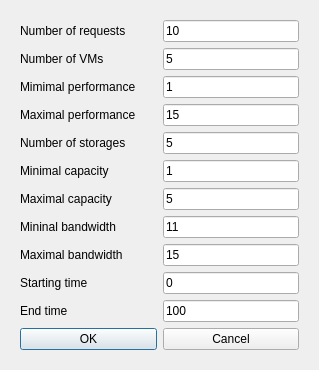
First picture: the form in DCGUI/Windows/RandomDemandDialog.ui, repository DanielZorin/DataCenters, before the edit.
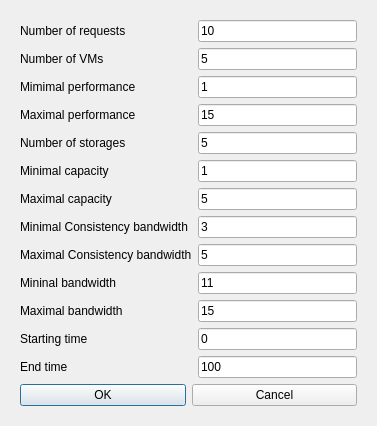
Second picture: the form after the edit.

```diff
--- a/DCGUI/Windows/RandomDemandDialog.ui
+++ b/DCGUI/Windows/RandomDemandDialog.ui
@@ -6,8 +6,8 @@
    <rect>
     <x>0</x>
     <y>0</y>
-    <width>319</width>
-    <height>353</height>
+    <width>377</width>
+    <height>405</height>
    </rect>
   </property>
   <property name="sizePolicy">
@@ -136,6 +136,20 @@
               </property>
              </widget>
             </item>
+            <item>
+             <widget class="QLabel" name="label_13">
+              <property name="text">
+               <string>Minimal Consistency bandwidth</string>
+              </property>
+             </widget>
+            </item>
+            <item>
+             <widget class="QLabel" name="label_12">
+              <property name="text">
+               <string>Maximal Consistency bandwidth</string>
+              </property>
+             </widget>
+            </item>
             <item>
              <widget class="QLabel" name="label_9">
               <property name="text">
@@ -220,6 +234,20 @@
               </property>
              </widget>
             </item>
+            <item>
+             <widget class="QLineEdit" name="cc1">
+              <property name="text">
+               <string>3</string>
+              </property>
+             </widget>
+            </item>
+            <item>
+             <widget class="QLineEdit" name="cc2">
+              <property name="text">
+               <string>5</string>
+              </property>
+             </widget>
+            </item>
             <item>
              <widget class="QLineEdit" name="c1">
               <property name="text">
```
